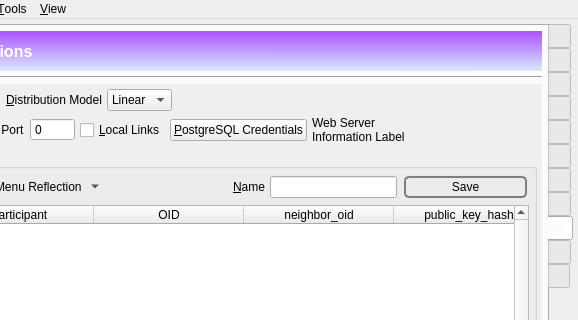
This is branches/trunk/GoldBug-UI/spot-on-controlcenter.ui in textbrowser/spot-on as Qt 5 draws it before an edit; both pictures show x 82 to 660 and y 0 to 320 of the 660 by 949 pixel window. The edited form follows.
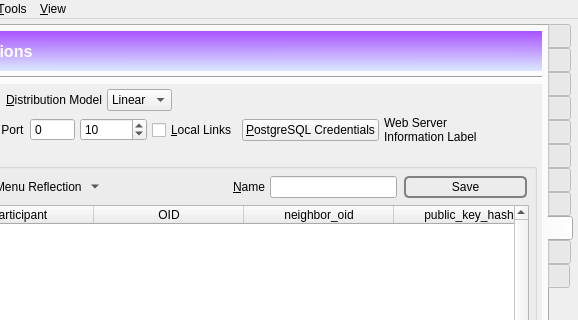
This is the edited form. The open tabs and pages were chosen to show the change. Icons and pictures are not drawn. Custom widgets are drawn as their Qt base class.

What changed in the file:
```diff
--- a/branches/trunk/GoldBug-UI/spot-on-controlcenter.ui
+++ b/branches/trunk/GoldBug-UI/spot-on-controlcenter.ui
@@ -9563,8 +9563,8 @@
             <rect>
              <x>0</x>
              <y>0</y>
-             <width>585</width>
-             <height>839</height>
+             <width>654</width>
+             <height>818</height>
             </rect>
            </property>
            <layout class="QVBoxLayout" name="verticalLayout_58">
@@ -9676,6 +9676,19 @@
                 </property>
                </widget>
               </item>
+              <item>
+               <widget class="QSpinBox" name="soss_maximum_clients">
+                <property name="minimum">
+                 <number>1</number>
+                </property>
+                <property name="maximum">
+                 <number>999999999</number>
+                </property>
+                <property name="value">
+                 <number>10</number>
+                </property>
+               </widget>
+              </item>
               <item>
                <widget class="QCheckBox" name="web_server_serve_local_content">
                 <property name="toolTip">
```
Left out of the diff: 33 changed lines with no effect on the pictures.
